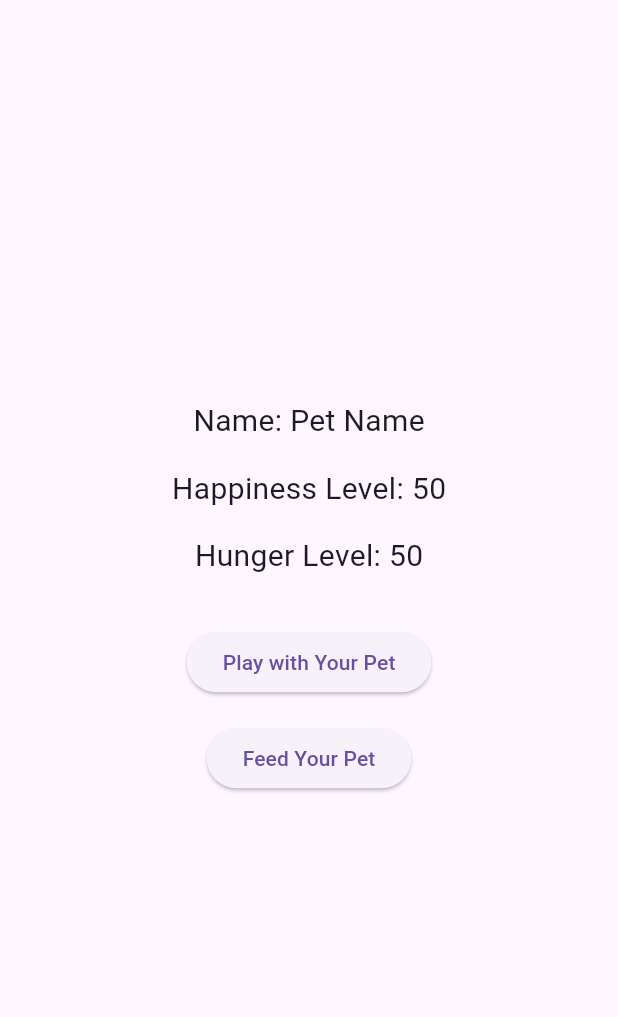
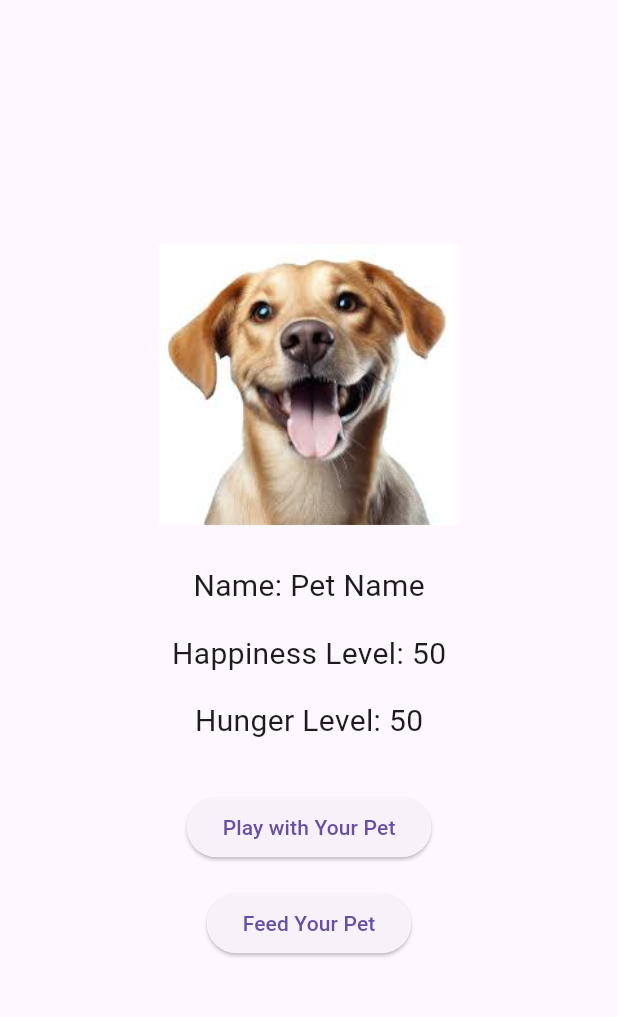
Before and after one commit to Lavanyathangaraj/mad_inclass_activity_5, a Flutter app: the screen it shows after launch, on a phone screen of 412 x 824 dp, the part 63-1080 px from its top. Run offline on Flutter 3.47's test engine with Material 3 defaults, Android fonts, the phone set to English and light mode, and no system bars.

```diff
--- a/lib/main.dart
+++ b/lib/main.dart
@@ -76,6 +76,12 @@ class _MyHomePageState extends State<MyHomePage> {
         child: Column(
           mainAxisAlignment: MainAxisAlignment.center,
           children: <Widget>[
+            Image.asset(
+              'assets/images/dog.jpeg',
+              height: 200,
+              width: 200,
+            ),
+            const SizedBox(height: 20.0),
             Text(
               'Name: $petName',
               style: const TextStyle(fontSize: 20.0),
--- a/pubspec.yaml
+++ b/pubspec.yaml
@@ -87,3 +87,5 @@ flutter:
   #
   # For details regarding fonts from package dependencies,
   # see https://flutter.dev/to/font-from-package
+  assets:
+    - assets/images/dog.jpeg
```
